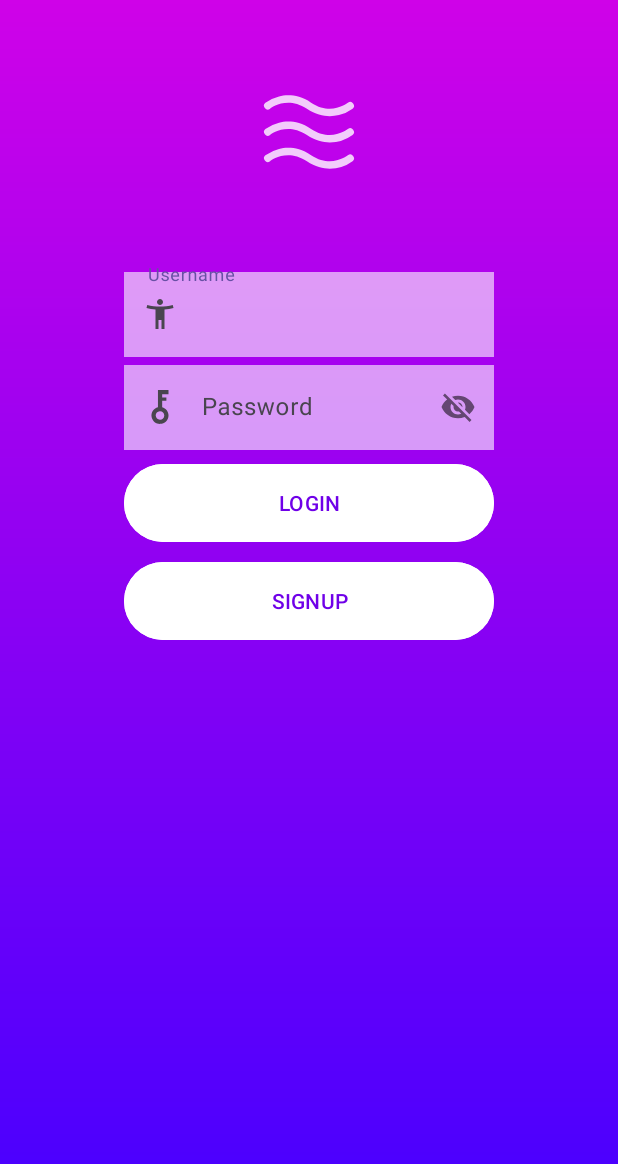
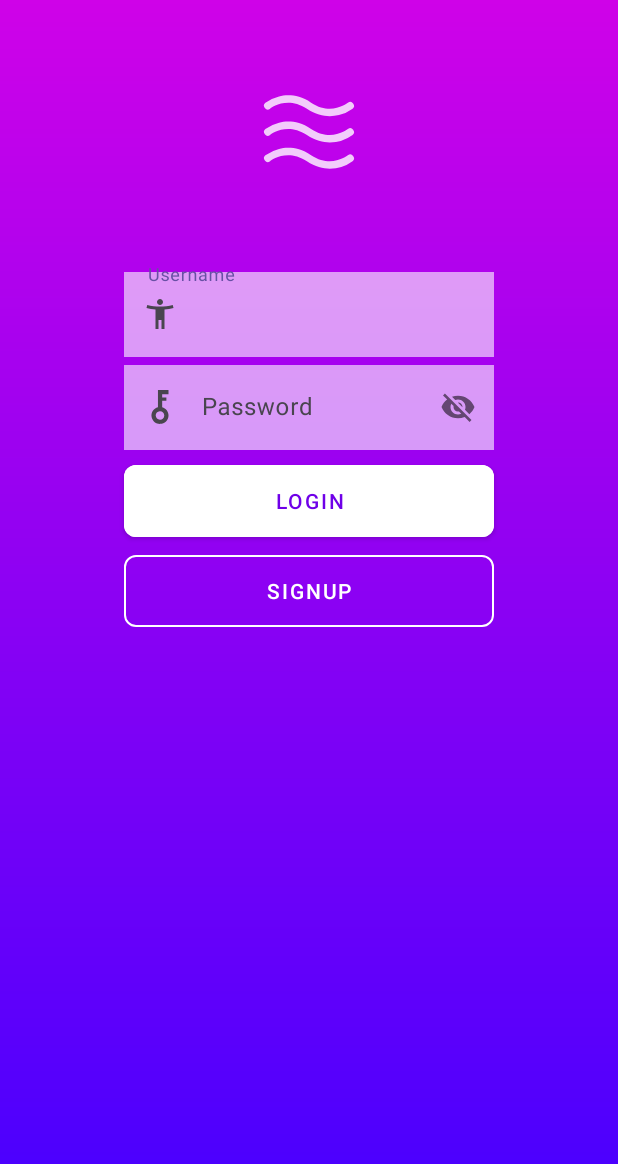
Before and after one commit to SpringIsKTho/NiceStart, an Android app: the layout activity_login.xml on its own in the app's theme, with its tools: preview values and no code run, on a phone screen of 412 x 824 dp. Shown: the top 1164 px of the screen. Run offline under Robolectric (Android 15) with nearby library versions, the phone set to English and light mode, and no system bars.

Commit message:
Added Signup Button

```diff
--- a/app/src/main/AndroidManifest.xml
+++ b/app/src/main/AndroidManifest.xml
@@ -13,7 +13,12 @@
         android:theme="@style/Theme.NiceStart">
         <activity
             android:name=".Login"
-            android:exported="false" />
+            android:exported="true">
+            <intent-filter>
+                <action android:name="android.intent.action.MAIN"/>
+                <category android:name="android.intent.category.LAUNCHER"/>
+            </intent-filter>
+        </activity>
         <activity
             android:name=".MainActivity"
             android:exported="true">
--- a/app/src/main/java/com/example/nicestart/Login.java
+++ b/app/src/main/java/com/example/nicestart/Login.java
@@ -1,6 +1,8 @@
 package com.example.nicestart;
 
+import android.content.Intent;
 import android.os.Bundle;
+import android.view.View;
 
 import androidx.activity.EdgeToEdge;
 import androidx.appcompat.app.AppCompatActivity;
@@ -21,4 +23,9 @@ public class Login extends AppCompatActivity {
             return insets;
         });
     }
+
+    public void openMain(View v){
+        Intent intent = new Intent(Login.this, MainActivity.class);
+        startActivity(intent);
+    }
 }
--- /dev/null
+++ b/app/src/main/res/color/button_custom.xml
@@ -0,0 +1,6 @@
+<?xml version="1.0" encoding="utf-8"?>
+<selector xmlns:android="http://schemas.android.com/apk/res/android">
+    <item android:color="@color/PinkDark"
+        android:state_pressed="true"/>
+    <item android:color="@color/white"/>
+</selector>
--- a/app/src/main/res/layout/activity_login.xml
+++ b/app/src/main/res/layout/activity_login.xml
@@ -76,26 +76,24 @@
 
     <Button
         android:id="@+id/btnLogin"
+        android:onClick="openMain"
+        android:layout_marginTop="4dp"
         android:layout_width="0dp"
         android:layout_height="60dp"
-        android:layout_marginTop="5dp"
         app:layout_constraintEnd_toEndOf="@id/gline1"
         app:layout_constraintStart_toStartOf="@id/gline2"
         app:layout_constraintTop_toBottomOf="@id/tinp2"
         android:text="@string/Login"
-        android:textColor="@color/PurpleDark"
-        android:backgroundTint="@color/white"/>
+        style="@style/buttonNormal" />
 
     <Button
         android:id="@+id/btnSignup"
         android:layout_width="0dp"
         android:layout_height="60dp"
-        android:layout_marginTop="5dp"
         app:layout_constraintEnd_toEndOf="@id/gline1"
         app:layout_constraintStart_toStartOf="@id/gline2"
         app:layout_constraintTop_toBottomOf="@id/btnLogin"
         android:text="@string/Signup"
-        android:textColor="@color/PurpleDark"
-        android:backgroundTint="@color/white"/>
+        style="@style/buttonOutlined" />
 
 </androidx.constraintlayout.widget.ConstraintLayout>
--- /dev/null
+++ b/app/src/main/res/values/styles.xml
@@ -0,0 +1,20 @@
+<?xml version="1.0" encoding="utf-8"?>
+<resources>
+
+    <style name="buttonOutlined" parent="Widget.MaterialComponents.Button.OutlinedButton">
+        <item name="android:layout_width">0dp</item>
+        <item name="android:layout_height">wrap_content</item>
+        <item name="android:textColor">@color/white</item>
+        <item name="cornerRadius">8dp</item>
+        <item name="strokeColor">@color/white</item>
+        <item name="strokeWidth">1dp</item>
+    </style>
+
+    <style name="buttonNormal" parent="Widget.MaterialComponents.Button">
+        <item name="android:layout_width">0dp</item>
+        <item name="android:layout_height">wrap_content</item>
+        <item name="android:textColor">@color/PurpleDark</item>
+        <item name="android:backgroundTint">@color/button_custom</item>
+        <item name="cornerRadius">8dp</item>
+    </style>
+</resources>
```
